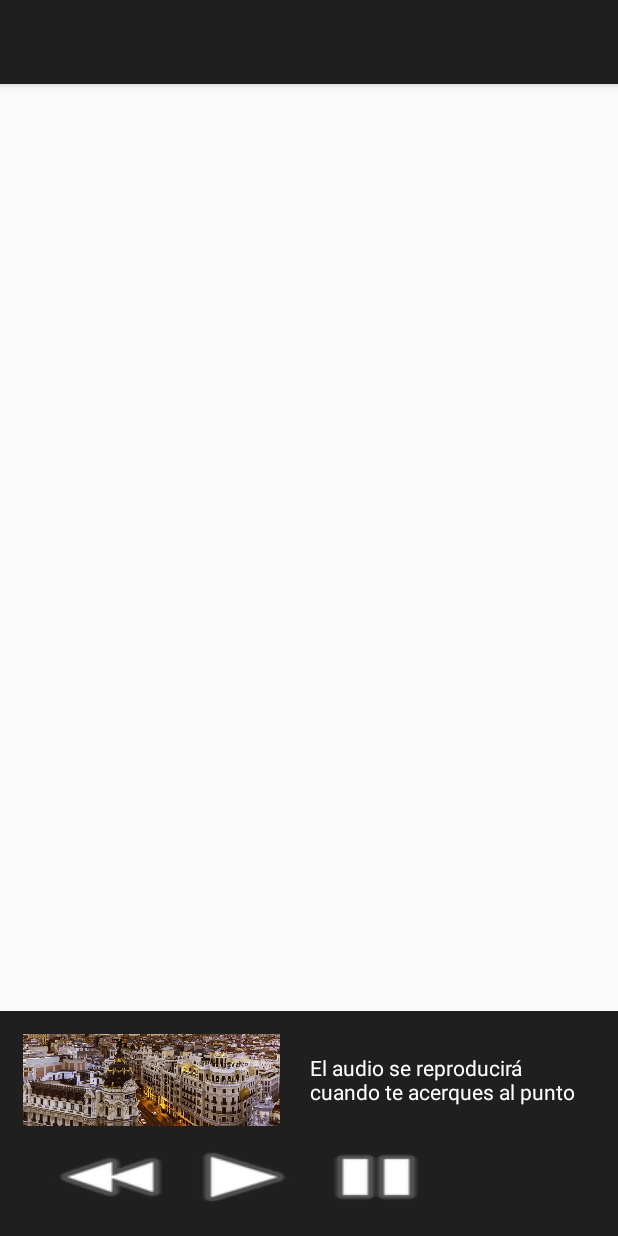
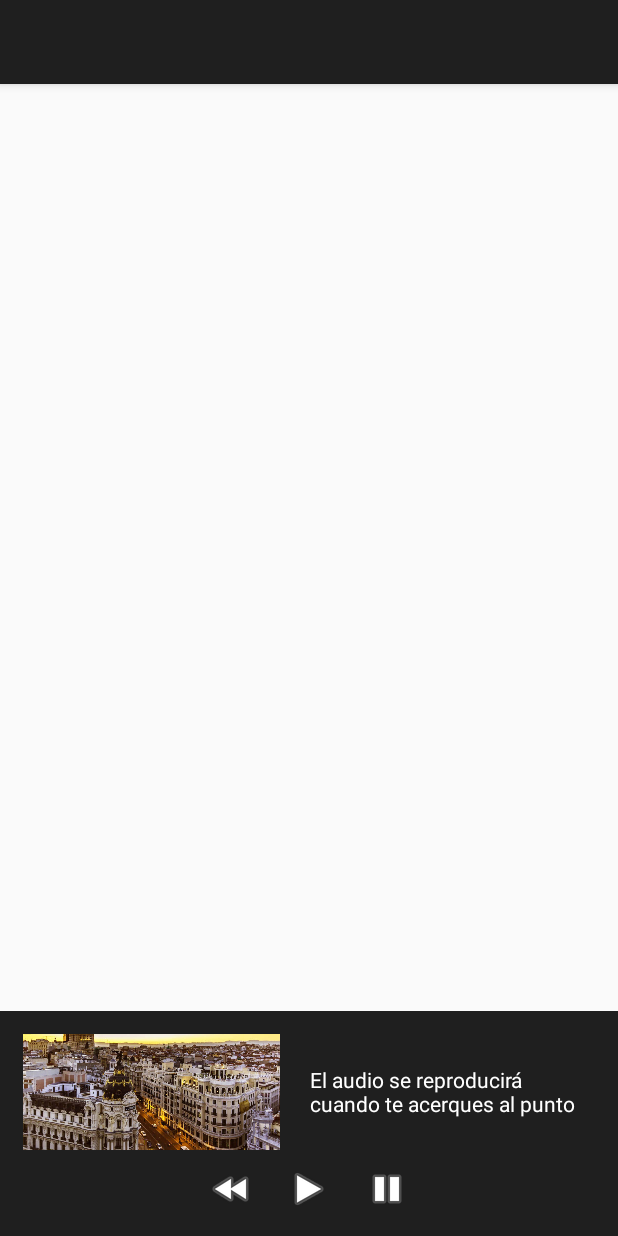
Before and after one commit to GynGyny/MadridEncantadaPFC, an Android app: the AudioMapsActivity screen opened directly, with no data from a screen before it, on a phone screen of 412 x 824 dp. Run offline under Robolectric (Android 15) with nearby library versions, the phone set to English and light mode, and no system bars.

Commit message:
Le falta volver para atrás el audio
Reproduce el audio y lo pausa pero no va para atrás.

```diff
--- a/app/src/main/java/geo/rutas/madrid/com/madridencantada/activities/AudioMapsActivity.java
+++ b/app/src/main/java/geo/rutas/madrid/com/madridencantada/activities/AudioMapsActivity.java
@@ -1,7 +1,12 @@
 package geo.rutas.madrid.com.madridencantada.activities;
 
+import android.media.MediaPlayer;
 import android.support.v4.app.FragmentActivity;
 import android.os.Bundle;
+import android.support.v4.view.PagerTitleStrip;
+import android.view.View;
+import android.widget.Button;
+import android.widget.ImageView;
 
 import com.google.android.gms.maps.CameraUpdate;
 import com.google.android.gms.maps.CameraUpdateFactory;
@@ -20,10 +25,16 @@ import application.MadridEncantadaApp;
 import geo.rutas.madrid.com.madridencantada.R;
 import models.Lugar;
 
-public class AudioMapsActivity extends FragmentActivity implements OnMapReadyCallback {
+public class AudioMapsActivity extends FragmentActivity implements OnMapReadyCallback, View.OnClickListener {
 
     private GoogleMap mMap;
+    private ImageView ivRew;
+    private ImageView ivPlay;
+    private ImageView ivPause;
     List<Marker> markers = new ArrayList<Marker>(); //Lista para los puntos del mapa
+    private MediaPlayer mediaPlayer;
+
+
 
     @Override
     protected void onCreate(Bundle savedInstanceState) {
@@ -33,7 +44,12 @@ public class AudioMapsActivity extends FragmentActivity implements OnMapReadyCal
         SupportMapFragment mapFragment = (SupportMapFragment) getSupportFragmentManager()
                 .findFragmentById(R.id.map);
         mapFragment.getMapAsync(this);
+        ivPause = (ImageView) findViewById(R.id.iv_media_pause);
+        ivPlay = (ImageView) findViewById(R.id.iv_media_play);
+        ivRew = (ImageView) findViewById(R.id.iv_media_rew);
+        addOnclickListener();
     }
+
 
     @Override
     public void onMapReady(GoogleMap googleMap) {
@@ -63,4 +79,56 @@ public class AudioMapsActivity extends FragmentActivity implements OnMapReadyCal
         CameraUpdate cu = CameraUpdateFactory.newLatLngBounds(bounds, padding);
         mMap.moveCamera(cu);
     }
+
+    private void addOnclickListener(){
+        ivRew.setOnClickListener(this);
+        ivPlay.setOnClickListener(this);
+        ivPause.setOnClickListener(this);
+    }
+
+    @Override
+    public void onClick(View v) {
+        if (v == ivPlay)
+            playAudio();
+        else if (v==ivPause)
+            pauseAudio();
+        else if (v==ivRew)
+            rewAudio();
+    }
+
+    public void playAudio (){
+        if (mediaPlayer==null){
+            mediaPlayer = MediaPlayer.create(this, R.raw.hooked);
+            mediaPlayer.start();
+        } else {
+            mediaPlayer.start();
+        }
+    }
+
+    public void pauseAudio (){
+        if (mediaPlayer.isPlaying())
+            mediaPlayer.pause();
+    }
+
+    public void rewAudio (){
+
+        /**
+         * // When user click to "Rewind".
+         public void doRewind(View view)  {
+         int currentPosition = this.mediaPlayer.getCurrentPosition();
+         int duration = this.mediaPlayer.getDuration();
+         // 5 seconds.
+         int SUBTRACT_TIME = 5000;
+
+         if(currentPosition - SUBTRACT_TIME > 0 )  {
+         this.mediaPlayer.seekTo(currentPosition - SUBTRACT_TIME);
+         }
+         }
+         */
+        /**if (mediaPlayer.isPlaying()) {
+            mediaPlayer.stop();
+            mediaPlayer.reset();
+            playAudio();
+        }*/
+    }
 }
--- a/app/src/main/java/geo/rutas/madrid/com/madridencantada/activities/LugarDetailActivity.java
+++ b/app/src/main/java/geo/rutas/madrid/com/madridencantada/activities/LugarDetailActivity.java
@@ -49,9 +49,9 @@ public class LugarDetailActivity extends AppCompatActivity implements View.OnCli
         setContentView(R.layout.activity_lugar_detail);
         Toolbar toolbar = (Toolbar) findViewById(R.id.toolbar_lugar_detail);
         setSupportActionBar(toolbar);
-        //asociamos nuestras variables a las de la vista XML
-        //le damos forma de lo que queremos
-        //enlazamos el "mundo real" con el "mundo de Tron"
+        /**1)asociamos nuestras variables a las de la vista XML
+        2)le damos forma de lo que queremos
+        3)enlazamos el "mundo real" con el "mundo de Tron"*/
         btGoToAudio = (Button) findViewById(R.id.button_go_to_audio);
         btGoToMap = (Button) findViewById(R.id.button_go_to_map);
         tvHistory = (TextView) findViewById(R.id.tv_history);
--- a/app/src/main/res/layout/content_activity_audio_maps.xml
+++ b/app/src/main/res/layout/content_activity_audio_maps.xml
@@ -55,29 +55,38 @@
         </LinearLayout>
 
         <LinearLayout
-            android:layout_marginTop="10dp"
             android:id="@+id/ll_media_buttons_container"
             android:layout_width="match_parent"
             android:layout_height="wrap_content"
+            android:layout_alignParentBottom="true"
+            android:layout_marginTop="10dp"
+            android:gravity="center"
             android:orientation="horizontal"
-            android:layout_alignParentBottom="true"
             android:paddingLeft="15dp"
             android:paddingRight="15dp">
 
-            <Button
+            <ImageView
+                android:id="@+id/iv_media_rew"
                 android:layout_width="wrap_content"
                 android:layout_height="wrap_content"
-                android:background="@android:drawable/ic_media_rew" />
+                android:layout_gravity="left"
+                android:src="@android:drawable/ic_media_rew" />
 
-            <Button
+            <ImageView
+                android:id="@+id/iv_media_play"
                 android:layout_width="wrap_content"
                 android:layout_height="wrap_content"
-                android:background="@android:drawable/ic_media_play" />
+                android:layout_gravity="center"
+                android:paddingLeft="20dp"
+                android:paddingRight="20dp"
+                android:src="@android:drawable/ic_media_play" />
 
-            <Button
+            <ImageView
+                android:id="@+id/iv_media_pause"
                 android:layout_width="wrap_content"
                 android:layout_height="wrap_content"
-                android:background="@android:drawable/ic_media_pause" />
+                android:layout_gravity="right"
+                android:src="@android:drawable/ic_media_pause" />
 
         </LinearLayout>
     </RelativeLayout>
```
Also changed, not shown: 1 other file.
